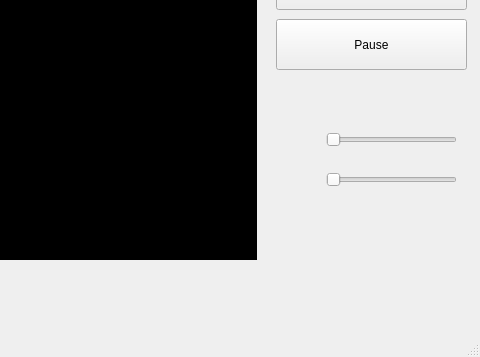
Above: mainwindow.ui from nauhc/CellGUI before the change; both pictures show x 774 to 1254 and y 148 to 505 of the 1254 by 505 pixel window. Below: the same form after it.
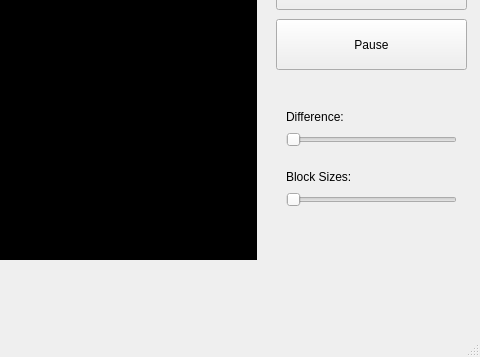
That is the form after the change.

What changed in the file:
```diff
--- a/mainwindow.ui
+++ b/mainwindow.ui
@@ -91,9 +91,9 @@
    <widget class="QSlider" name="adaptThreshSlider">
     <property name="geometry">
      <rect>
-      <x>1100</x>
+      <x>1060</x>
       <y>260</y>
-      <width>131</width>
+      <width>171</width>
       <height>22</height>
      </rect>
     </property>
@@ -107,14 +107,40 @@
    <widget class="QSlider" name="blkSizeSlider">
     <property name="geometry">
      <rect>
-      <x>1100</x>
+      <x>1060</x>
+      <y>320</y>
+      <width>171</width>
+      <height>22</height>
+     </rect>
+    </property>
+    <property name="orientation">
+     <enum>Qt::Horizontal</enum>
+    </property>
+   </widget>
+   <widget class="QLabel" name="differenceLabel">
+    <property name="geometry">
+     <rect>
+      <x>1060</x>
+      <y>240</y>
+      <width>81</width>
+      <height>16</height>
+     </rect>
+    </property>
+    <property name="text">
+     <string>Difference:</string>
+    </property>
+   </widget>
+   <widget class="QLabel" name="blkSizeLabel">
+    <property name="geometry">
+     <rect>
+      <x>1060</x>
       <y>300</y>
-      <width>131</width>
-      <height>22</height>
+      <width>81</width>
+      <height>16</height>
      </rect>
     </property>
-    <property name="orientation">
-     <enum>Qt::Horizontal</enum>
+    <property name="text">
+     <string>Block Sizes:</string>
     </property>
    </widget>
   </widget>
```
